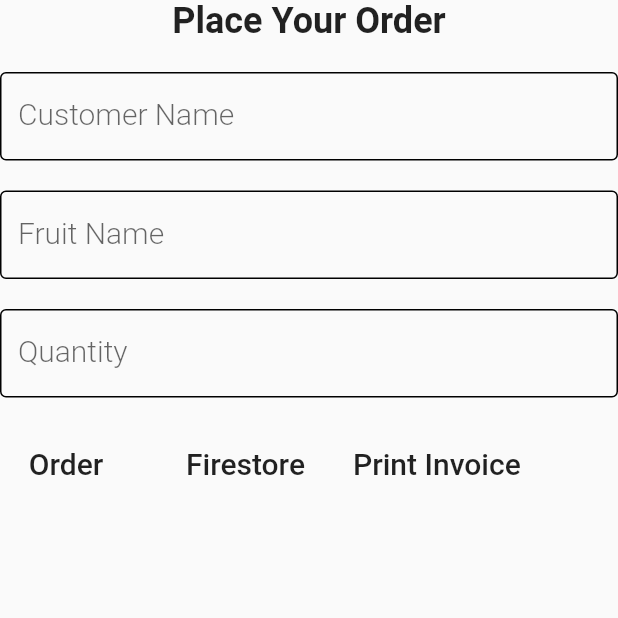
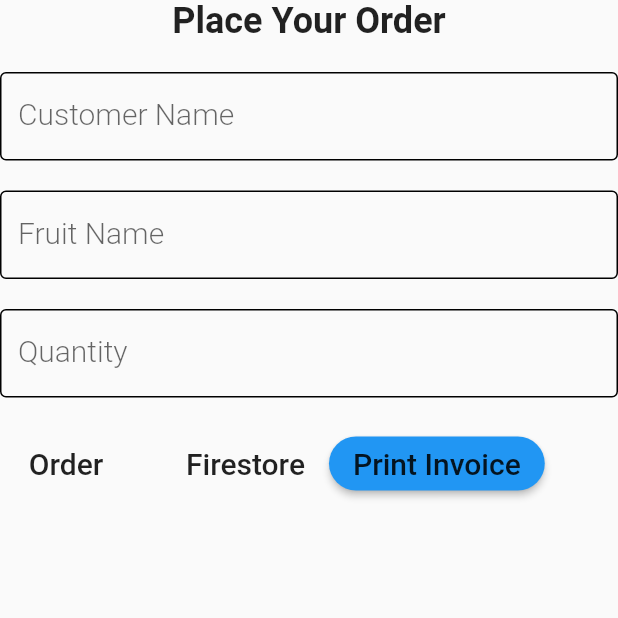
Before and after one commit to SnowJunior/mvp, a Flutter app: the screen it shows after launch, on a phone screen of 412 x 824 dp, the top half of it. Run offline on Flutter 3.47's test engine with Material 2 defaults, Android fonts, the phone set to English and light mode, and no system bars; our stand-ins replace cloud_firestore, firebase_core, open_file, pdf; accounts and stored records are empty.

Commit message:
add color to button

```diff
--- a/lib/view/customer.dart
+++ b/lib/view/customer.dart
@@ -157,6 +157,8 @@ class _CustomerScreemState extends State<CustomerScreen> {
                       height: 30,
                     ),
                     MaterialButton(
+                      shape: const StadiumBorder(),
+                      color: Colors.blue,
                       onPressed: () async {
                         // date definition
                         final date = DateTime.now();
```
